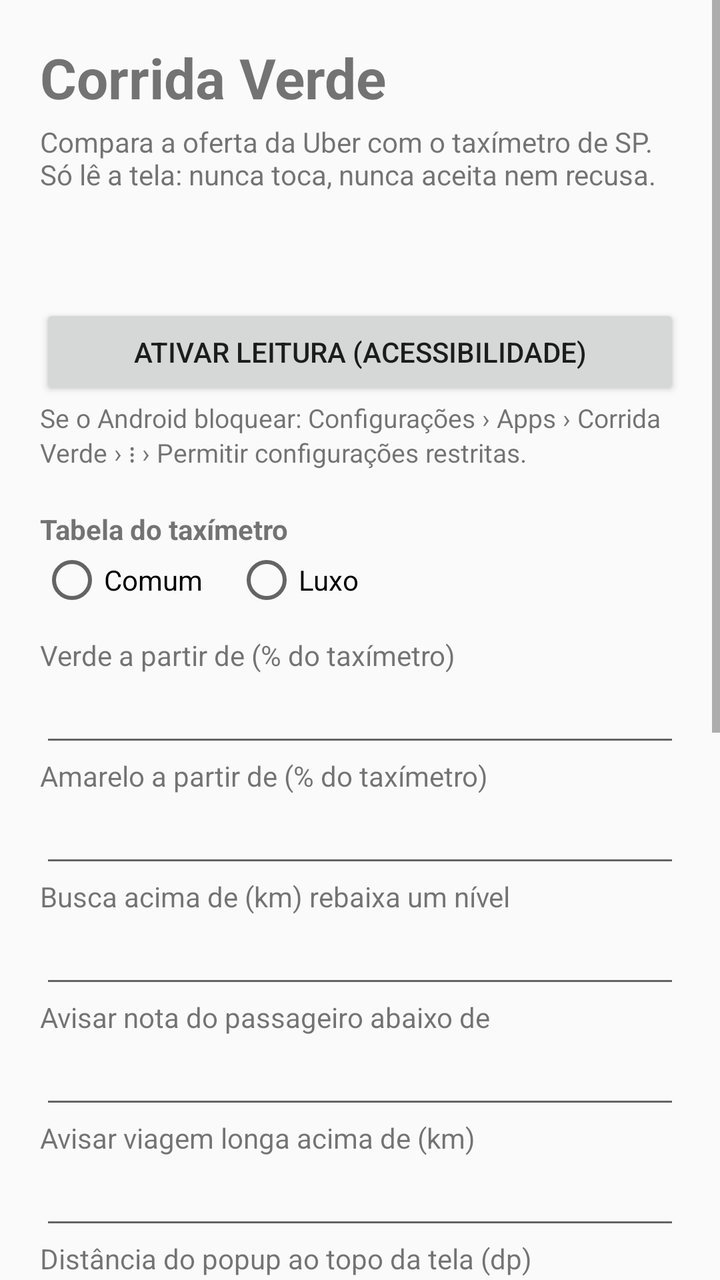
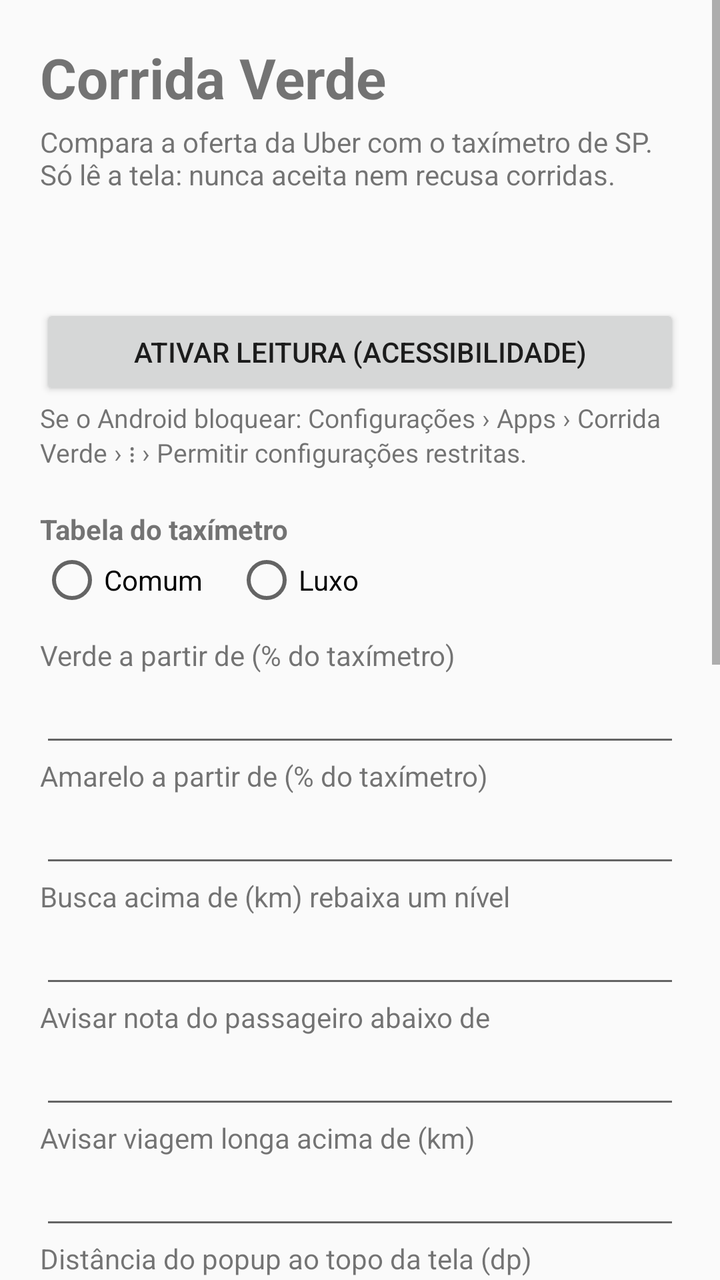

Screens rendered from an Android XML layout before and after an edit, with the pre-edit source and the edit as a unified diff.
<!-- AndroidManifest.xml: application theme android:Theme.Material.Light -->
<!-- res/layout/activity_main.xml -->
<?xml version="1.0" encoding="utf-8"?>
<ScrollView xmlns:android="http://schemas.android.com/apk/res/android"
    android:layout_width="match_parent"
    android:layout_height="match_parent"
    android:fitsSystemWindows="true">

    <LinearLayout
        android:layout_width="match_parent"
        android:layout_height="wrap_content"
        android:orientation="vertical"
        android:padding="20dp">

        <TextView
            android:layout_width="wrap_content"
            android:layout_height="wrap_content"
            android:text="Corrida Verde"
            android:textSize="28sp"
            android:textStyle="bold" />

        <TextView
            android:layout_width="wrap_content"
            android:layout_height="wrap_content"
            android:layout_marginTop="4dp"
            android:text="Compara a oferta da Uber com o taxímetro de SP. Só lê a tela: nunca toca, nunca aceita nem recusa." />

        <TextView
            android:id="@+id/status"
            android:layout_width="wrap_content"
            android:layout_height="wrap_content"
            android:layout_marginTop="16dp"
            android:textSize="16sp"
            android:textStyle="bold" />

        <TextView
            android:id="@+id/versao"
            android:layout_width="wrap_content"
            android:layout_height="wrap_content"
            android:textSize="13sp" />

        <Button
            android:id="@+id/ativar"
            android:layout_width="match_parent"
            android:layout_height="wrap_content"
            android:text="Ativar leitura (Acessibilidade)" />

        <TextView
            android:layout_width="wrap_content"
            android:layout_height="wrap_content"
            android:text="Se o Android bloquear: Configurações › Apps › Corrida Verde › ⋮ › Permitir configurações restritas."
            android:textSize="13sp" />

        <TextView
            android:layout_width="wrap_content"
            android:layout_height="wrap_content"
            android:layout_marginTop="20dp"
            android:text="Tabela do taxímetro"
            android:textStyle="bold" />

        <RadioGroup
            android:layout_width="wrap_content"
            android:layout_height="wrap_content"
            android:orientation="horizontal">

            <RadioButton
                android:id="@+id/comum"
                android:layout_width="wrap_content"
                android:layout_height="wrap_content"
                android:text="Comum" />

            <RadioButton
                android:id="@+id/luxo"
                android:layout_width="wrap_content"
                android:layout_height="wrap_content"
                android:layout_marginStart="16dp"
                android:text="Luxo" />
        </RadioGroup>

        <TextView
            android:layout_width="wrap_content"
            android:layout_height="wrap_content"
            android:layout_marginTop="12dp"
            android:text="Verde a partir de (% do taxímetro)" />

        <EditText
            android:id="@+id/limiteVerde"
            android:layout_width="match_parent"
            android:layout_height="wrap_content"
            android:inputType="number" />

        <TextView
            android:layout_width="wrap_content"
            android:layout_height="wrap_content"
            android:text="Amarelo a partir de (% do taxímetro)" />

        <EditText
            android:id="@+id/limiteAmarelo"
            android:layout_width="match_parent"
            android:layout_height="wrap_content"
            android:inputType="number" />

        <TextView
            android:layout_width="wrap_content"
            android:layout_height="wrap_content"
            android:text="Busca acima de (km) rebaixa um nível" />

        <EditText
            android:id="@+id/buscaMax"
            android:layout_width="match_parent"
            android:layout_height="wrap_content"
            android:inputType="numberDecimal" />

        <TextView
            android:layout_width="wrap_content"
            android:layout_height="wrap_content"
            android:text="Avisar nota do passageiro abaixo de" />

        <EditText
            android:id="@+id/notaMinima"
            android:layout_width="match_parent"
            android:layout_height="wrap_content"
            android:inputType="numberDecimal" />

        <TextView
            android:layout_width="wrap_content"
            android:layout_height="wrap_content"
            android:text="Avisar viagem longa acima de (km)" />

        <EditText
            android:id="@+id/viagemLonga"
            android:layout_width="match_parent"
            android:layout_height="wrap_content"
            android:inputType="numberDecimal" />

        <TextView
            android:layout_width="wrap_content"
            android:layout_height="wrap_content"
            android:text="Distância do popup ao topo da tela (dp)" />

        <EditText
            android:id="@+id/posicaoY"
            android:layout_width="match_parent"
            android:layout_height="wrap_content"
            android:inputType="number" />

        <CheckBox
            android:id="@+id/diagnostico"
            android:layout_width="wrap_content"
            android:layout_height="wrap_content"
            android:text="Modo diagnóstico (guarda os textos lidos)" />

        <Button
            android:id="@+id/salvar"
            android:layout_width="match_parent"
            android:layout_height="wrap_content"
            android:layout_marginTop="8dp"
            android:text="Salvar" />

        <Button
            android:id="@+id/testar"
            android:layout_width="match_parent"
            android:layout_height="wrap_content"
            android:text="Testar popup" />

        <TextView
            android:layout_width="wrap_content"
            android:layout_height="wrap_content"
            android:layout_marginTop="20dp"
            android:text="Gastos"
            android:textStyle="bold" />

        <TextView
            android:layout_width="wrap_content"
            android:layout_height="wrap_content"
            android:text="Com a leitura ligada, desça a barra do topo e toque em Registrar gasto na notificação do Corrida Verde. Ex.: “abasteci 120 reais de etanol, 22 litros, tanque cheio, quilometragem 45.320”."
            android:textSize="13sp" />

        <TextView
            android:id="@+id/gastosHoje"
            android:layout_width="wrap_content"
            android:layout_height="wrap_content"
            android:layout_marginTop="6dp"
            android:textSize="16sp" />

        <Button
            android:id="@+id/registrarGasto"
            android:layout_width="match_parent"
            android:layout_height="wrap_content"
            android:text="Registrar gasto por voz" />

        <TextView
            android:layout_width="wrap_content"
            android:layout_height="wrap_content"
            android:layout_marginTop="20dp"
            android:text="Última leitura (diagnóstico)"
            android:textStyle="bold" />

        <TextView
            android:id="@+id/textoDiagnostico"
            android:layout_width="match_parent"
            android:layout_height="wrap_content"
            android:fontFamily="monospace"
            android:textIsSelectable="true"
            android:textSize="12sp" />

        <Button
            android:id="@+id/compartilhar"
            android:layout_width="match_parent"
            android:layout_height="wrap_content"
            android:text="Enviar diagnóstico" />
    </LinearLayout>
</ScrollView>
<!-- resources referenced by this layout -->
<resources>

</resources>

<!-- the commit's change to res/layout/activity_main.xml (unified diff, before → after) -->
@@ -21,7 +21,7 @@
             android:layout_width="wrap_content"
             android:layout_height="wrap_content"
             android:layout_marginTop="4dp"
-            android:text="Compara a oferta da Uber com o taxímetro de SP. Só lê a tela: nunca toca, nunca aceita nem recusa." />
+            android:text="Compara a oferta da Uber com o taxímetro de SP. Só lê a tela: nunca aceita nem recusa corridas." />
 
         <TextView
             android:id="@+id/status"
@@ -148,6 +148,18 @@
             android:layout_height="wrap_content"
             android:text="Modo diagnóstico (guarda os textos lidos)" />
 
+        <CheckBox
+            android:id="@+id/voiceAccess"
+            android:layout_width="wrap_content"
+            android:layout_height="wrap_content"
+            android:text="Ligar o microfone do Voice Access quando chegar oferta" />
+
+        <TextView
+            android:layout_width="wrap_content"
+            android:layout_height="wrap_content"
+            android:text="O Corrida Verde só toca no botão azul do Voice Access. Quem toca em Aceitar ou Selecionar é o Voice Access, pelo seu comando de voz."
+            android:textSize="13sp" />
+
         <Button
             android:id="@+id/salvar"
             android:layout_width="match_parent"
@@ -165,13 +177,13 @@
             android:layout_width="wrap_content"
             android:layout_height="wrap_content"
             android:layout_marginTop="20dp"
-            android:text="Gastos"
-            android:textStyle="bold" />
-
-        <TextView
-            android:layout_width="wrap_content"
-            android:layout_height="wrap_content"
-            android:text="Com a leitura ligada, desça a barra do topo e toque em Registrar gasto na notificação do Corrida Verde. Ex.: “abasteci 120 reais de etanol, 22 litros, tanque cheio, quilometragem 45.320”."
+            android:text="Ganhos e gastos"
+            android:textStyle="bold" />
+
+        <TextView
+            android:layout_width="wrap_content"
+            android:layout_height="wrap_content"
+            android:text="Os ganhos entram sozinhos: ao ficar offline, a Uber mostra o Resumo da sessão e o app guarda o valor. Para os gastos, com a leitura ligada, desça a barra do topo e toque em Registrar gasto na notificação do Corrida Verde. Ex.: “abasteci 120 reais de etanol, 22 litros, tanque cheio, quilometragem 45.320”."
             android:textSize="13sp" />
 
         <TextView
